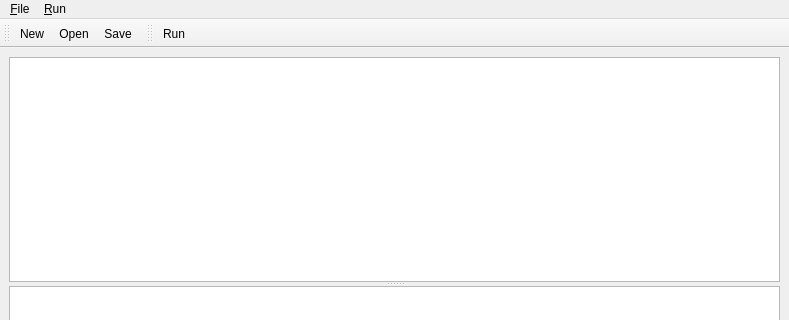
This is source/application/script/ScriptWindow.ui in CST-Modelling-Tools/TonatiuhPP as Qt 5 draws it before an edit; both pictures show x 0 to 789 and y 0 to 320 of the 789 by 520 pixel window. The edited form follows.
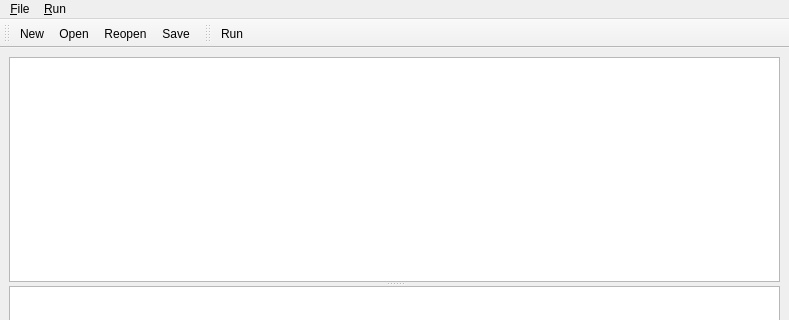
This is the edited form. Icons and pictures are not drawn. Custom widgets are drawn as their Qt base class.

The edit to the form file:
```diff
--- a/source/application/script/ScriptWindow.ui
+++ b/source/application/script/ScriptWindow.ui
@@ -45,6 +45,7 @@
    </attribute>
    <addaction name="actionFileNew"/>
    <addaction name="actionFileOpen"/>
+   <addaction name="actionFileReopen"/>
    <addaction name="actionFileSave"/>
   </widget>
   <widget class="QToolBar" name="toolBarRun">
@@ -92,7 +93,7 @@
      <normaloff>:/images/run/runRayTracing.png</normaloff>:/images/run/runRayTracing.png</iconset>
    </property>
    <property name="text">
-    <string>Run</string>
+    <string>&amp;Run</string>
    </property>
    <property name="shortcut">
     <string>Ctrl+R</string>
@@ -104,7 +105,7 @@
      <normaloff>:/images/file/open.png</normaloff>:/images/file/open.png</iconset>
    </property>
    <property name="text">
-    <string>Open...</string>
+    <string>&amp;Open...</string>
    </property>
    <property name="shortcut">
     <string>Ctrl+O</string>
@@ -116,7 +117,7 @@
      <normaloff>:/images/file/save.png</normaloff>:/images/file/save.png</iconset>
    </property>
    <property name="text">
-    <string>Save</string>
+    <string>&amp;Save</string>
    </property>
    <property name="shortcut">
     <string>Ctrl+S</string>
@@ -128,7 +129,7 @@
      <normaloff>:/images/file/new.png</normaloff>:/images/file/new.png</iconset>
    </property>
    <property name="text">
-    <string>New</string>
+    <string>&amp;New</string>
    </property>
    <property name="shortcut">
     <string>Ctrl+N</string>
@@ -164,6 +165,18 @@
     <string>About</string>
    </property>
   </action>
+  <action name="actionFileReopen">
+   <property name="icon">
+    <iconset resource="../resources.qrc">
+     <normaloff>:/images/file/fileReopen.png</normaloff>:/images/file/fileReopen.png</iconset>
+   </property>
+   <property name="text">
+    <string>&amp;Reopen</string>
+   </property>
+   <property name="shortcut">
+    <string>Ctrl+Alt+O</string>
+   </property>
+  </action>
  </widget>
  <customwidgets>
   <customwidget>
```
Left out of the diff: 5 changed lines with no effect on the pictures.
